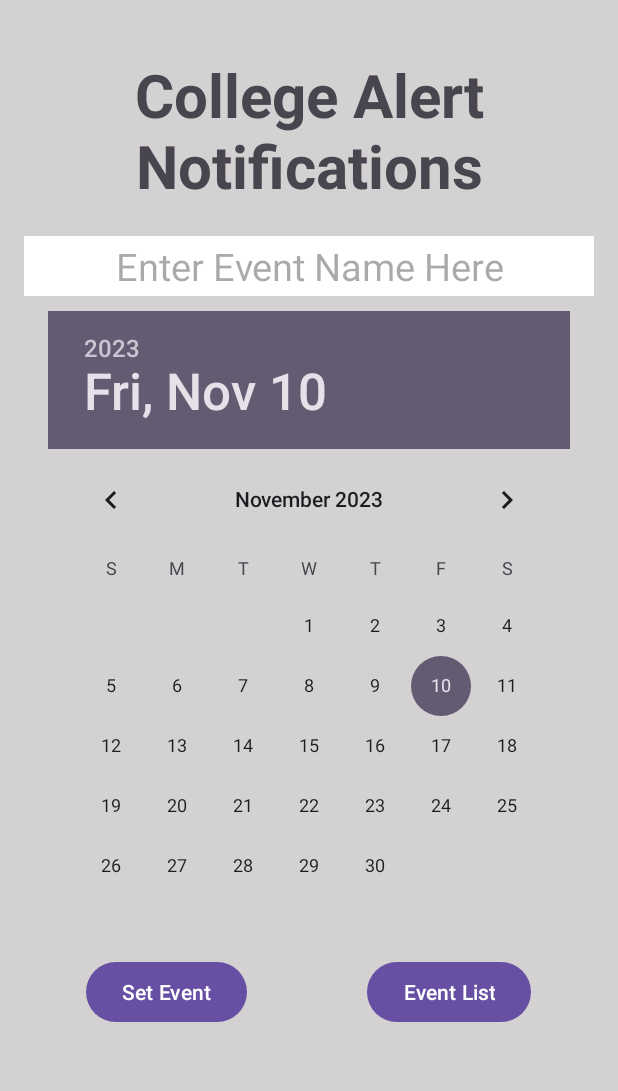
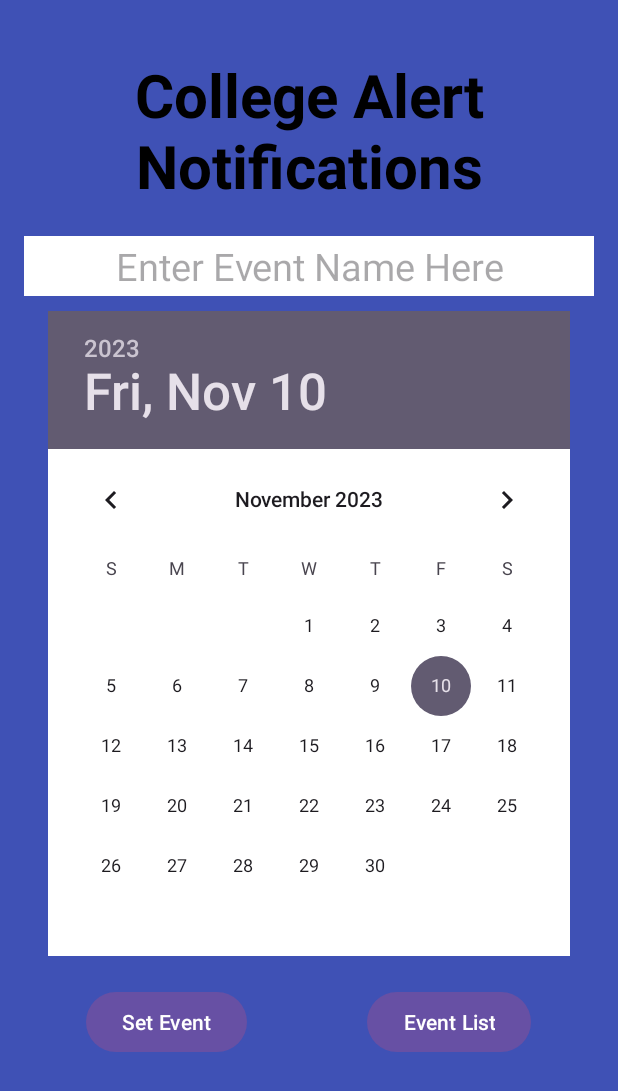
Before and after one commit to mhammadarain/CodeAlpha_College-Alert-Notifications, an Android app: the screen it shows after launch (MainActivity), on a phone screen of 412 x 824 dp. Shown: the top 1091 px of the screen. Run offline under Robolectric (Android 15) with nearby library versions, the phone set to English and light mode, and no system bars.

Commit message:
CodeAlpha Second Task

```diff
--- a/app/src/main/res/layout/activity_event_list.xml
+++ b/app/src/main/res/layout/activity_event_list.xml
@@ -5,7 +5,7 @@
     android:layout_width="match_parent"
     android:layout_height="match_parent"
     android:orientation="vertical"
-    android:background="#D6D3D3"
+    android:background="#3F51B5"
     android:padding="16dp"
     tools:context=".EventListActivity">
 
--- a/app/src/main/res/layout/activity_main.xml
+++ b/app/src/main/res/layout/activity_main.xml
@@ -5,7 +5,7 @@
     android:layout_width="match_parent"
     android:layout_height="match_parent"
     android:orientation="vertical"
-    android:background="#D3D1D1"
+    android:background="#3F51B5"
     android:padding="16dp"
     tools:context=".MainActivity">
 
@@ -16,6 +16,7 @@
         android:layout_marginTop="20dp"
         android:textSize="40dp"
         android:textStyle="bold"
+        android:textColor="@color/black"
         android:textAlignment="center"/>
 
     <EditText
@@ -33,12 +34,14 @@
         android:layout_width="wrap_content"
         android:layout_height="wrap_content"
         android:layout_marginTop="10dp"
+        android:background="@color/white"
         android:layout_gravity="center"/>
 
     <LinearLayout
         android:layout_width="wrap_content"
         android:layout_height="wrap_content"
         android:layout_gravity="center"
+        android:layout_marginTop="20dp"
         android:orientation="horizontal">
 
         <Button
```
